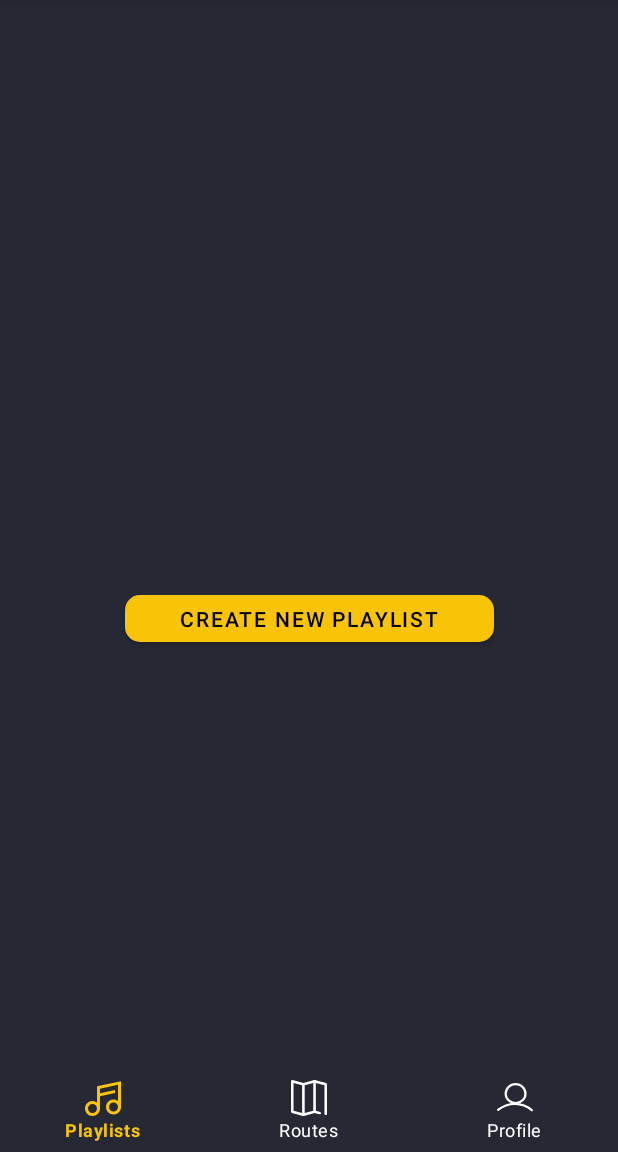
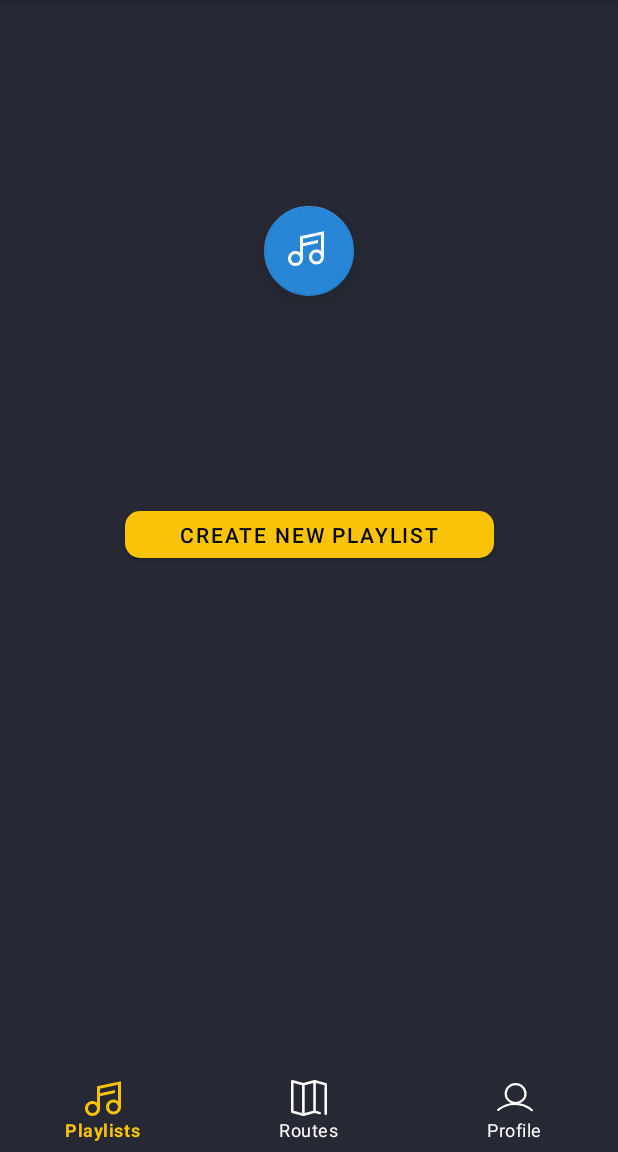
Before and after one commit to davidggondelludc/Trackify, an Android app: the screen it shows after launch (MainActivity), on a phone screen of 412 x 824 dp, the part 84-1236 px from its top. Run offline under Robolectric (Android 15) with nearby library versions, the phone set to English and light mode, and no system bars; our stand-ins replace navigation-ui.

Commit message:
Component arrange

```diff
--- a/Trackify/app/src/main/res/layout/activity_main.xml
+++ b/Trackify/app/src/main/res/layout/activity_main.xml
@@ -4,8 +4,19 @@
     android:id="@+id/container"
     android:layout_width="match_parent"
     android:layout_height="match_parent"
-    android:paddingTop="?attr/actionBarSize"
     >
+
+    <fragment
+        android:id="@+id/nav_host_fragment_activity_main"
+        android:name="androidx.navigation.fragment.NavHostFragment"
+        android:layout_width="0dp"
+        android:layout_height="0dp"
+        app:defaultNavHost="true"
+        app:layout_constraintBottom_toTopOf="@id/nav_view"
+        app:layout_constraintLeft_toLeftOf="parent"
+        app:layout_constraintRight_toRightOf="parent"
+        app:layout_constraintTop_toTopOf="parent"
+        app:navGraph="@navigation/mobile_navigation" />
 
     <com.google.android.material.bottomnavigation.BottomNavigationView
         android:id="@+id/nav_view"
@@ -21,16 +32,4 @@
         app:itemIconTint="@drawable/bottom_nav_icon_color_selector"
         app:itemTextColor="@drawable/bottom_nav_icon_color_selector"
         app:itemRippleColor="@color/Golden_Poppy"/>
-
-    <fragment
-        android:id="@+id/nav_host_fragment_activity_main"
-        android:name="androidx.navigation.fragment.NavHostFragment"
-        android:layout_width="match_parent"
-        android:layout_height="match_parent"
-        app:defaultNavHost="true"
-        app:layout_constraintBottom_toTopOf="@id/nav_view"
-        app:layout_constraintLeft_toLeftOf="parent"
-        app:layout_constraintRight_toRightOf="parent"
-        app:layout_constraintTop_toTopOf="parent"
-        app:navGraph="@navigation/mobile_navigation" />
 </androidx.constraintlayout.widget.ConstraintLayout>
--- a/Trackify/app/src/main/res/layout/playlists_landing_fragment.xml
+++ b/Trackify/app/src/main/res/layout/playlists_landing_fragment.xml
@@ -1,8 +1,20 @@
 <?xml version="1.0" encoding="utf-8"?>
 <androidx.constraintlayout.widget.ConstraintLayout xmlns:android="http://schemas.android.com/apk/res/android"
     xmlns:app="http://schemas.android.com/apk/res-auto"
+    xmlns:tools="http://schemas.android.com/tools"
     android:layout_width="match_parent"
     android:layout_height="match_parent">
+
+    <com.google.android.material.floatingactionbutton.FloatingActionButton
+        android:id="@+id/floatingActionButton2"
+        android:layout_width="75dp"
+        android:layout_height="60dp"
+        android:clickable="true"
+        app:layout_constraintBottom_toTopOf="@+id/button"
+        app:layout_constraintEnd_toEndOf="parent"
+        app:layout_constraintStart_toStartOf="parent"
+        app:layout_constraintTop_toTopOf="parent"
+        app:srcCompat="@drawable/ic_musical_note" />
 
     <!--<TextView
         android:id="@+id/textView8"
```
Also changed, not shown: Trackify/app/src/main/res/layout/routes_search_fragment.xml (+22 -19 lines), Trackify/app/src/main/res/layout/user_profile_fragment.xml (+7 -10 lines).
